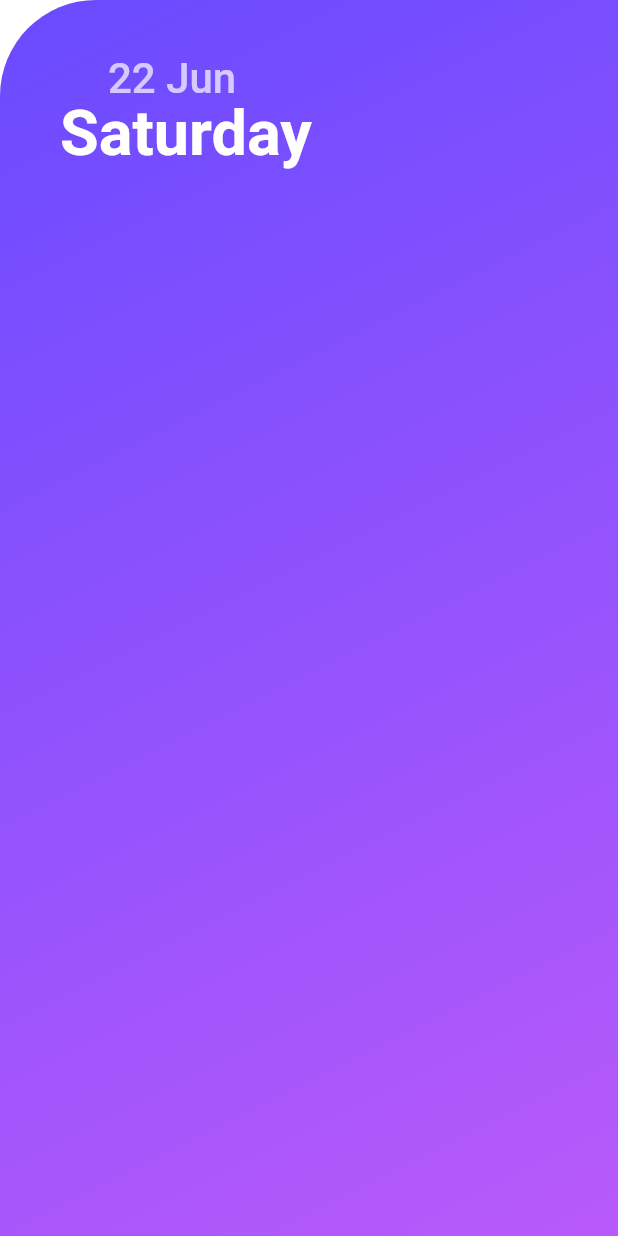
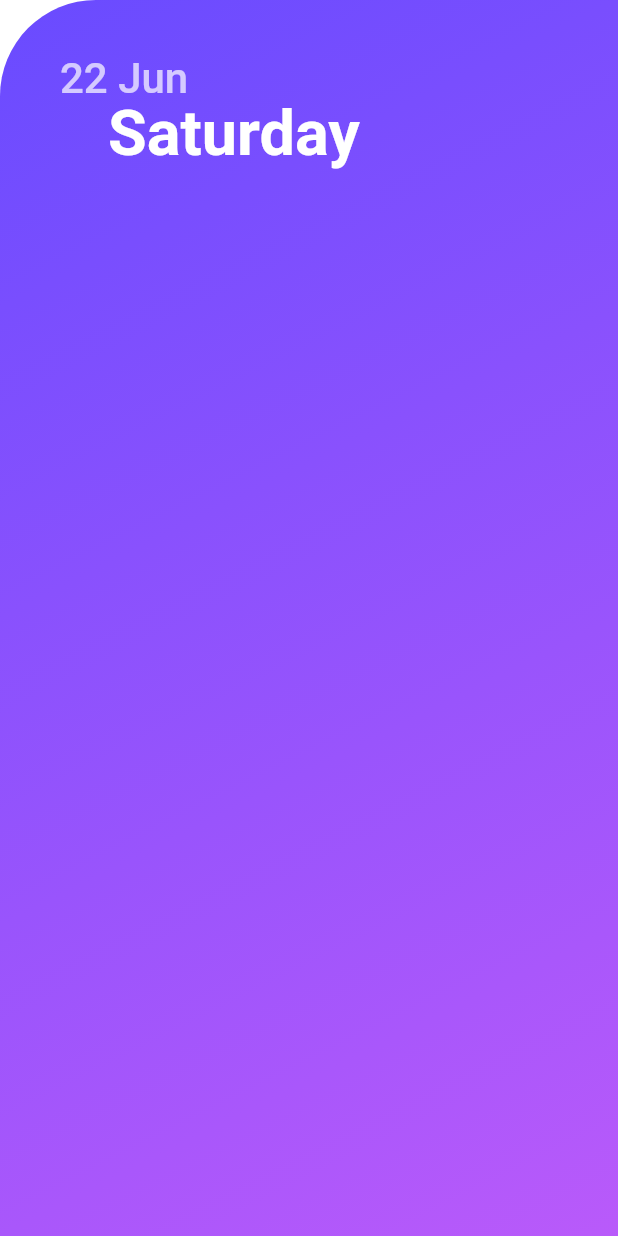
Before and after one commit to tdh8316/thanks, a Flutter app: the screen it shows after launch, on a phone screen of 412 x 824 dp. Run offline on Flutter 3.47's test engine with Material 2 defaults, Android fonts, the phone set to English and light mode, and no system bars; our stand-ins replace fl_chart; Roboto replaces fonts that are missing (나눔바른펜).

Commit message:
Update index.dart

```diff
--- a/lib/screens/index.dart
+++ b/lib/screens/index.dart
@@ -9,24 +9,24 @@ class Index extends StatefulWidget {
     return Stack(
       children: <Widget>[
         Container(
-          margin: EdgeInsets.only(top: 32, left: 32),
+          margin: EdgeInsets.only(top: 4, left: 32),
+          child: Text(
+            "${DateFormat("d").format(date)} ${DateFormat("MMM").format(date)}",
+            style: TextStyle(
+              fontSize: 28,
+              color: Colors.white70,
+              fontWeight: FontWeight.w500,
+            ),
+          ),
+        ),
+        Container(
+          margin: EdgeInsets.only(top: 32, left: 64),
           child: Text(
             "${tr(DateFormat("EEEE").format(date))}",
             style: TextStyle(
               fontSize: 42,
               color: Colors.white,
               fontWeight: FontWeight.bold,
-            ),
-          ),
-        ),
-        Container(
-          margin: EdgeInsets.only(top: 4, left: 64),
-          child: Text(
-            "${DateFormat("d").format(date)} ${DateFormat("MMM").format(date)}",
-            style: TextStyle(
-              fontSize: 28,
-              color: Colors.white70,
-              fontWeight: FontWeight.w500,
             ),
           ),
         ),
```
